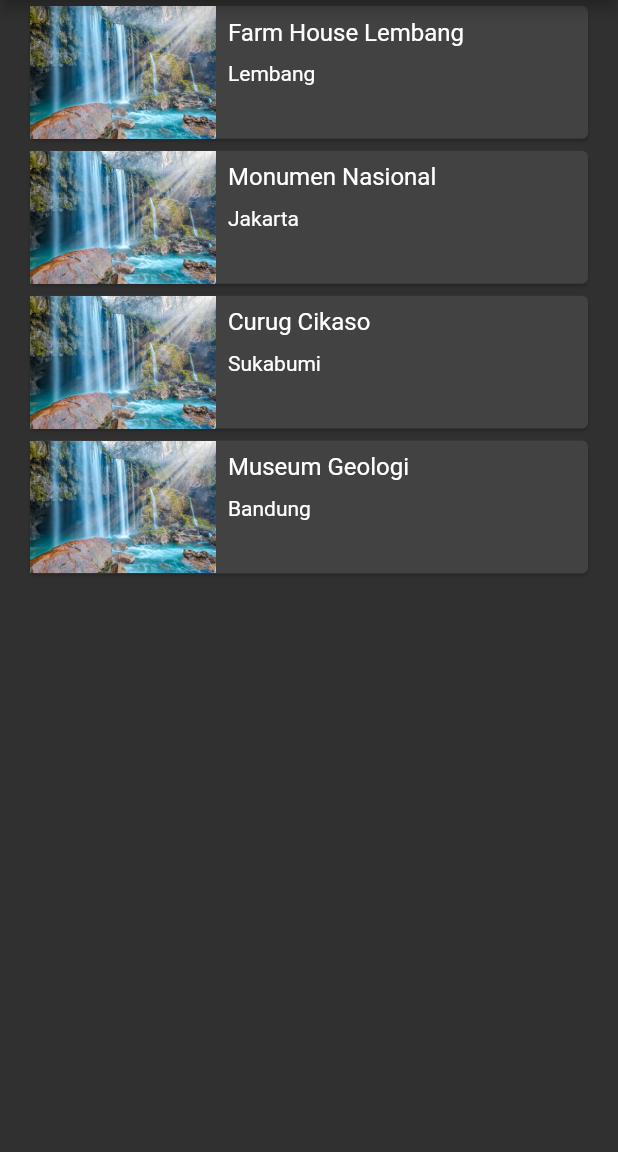
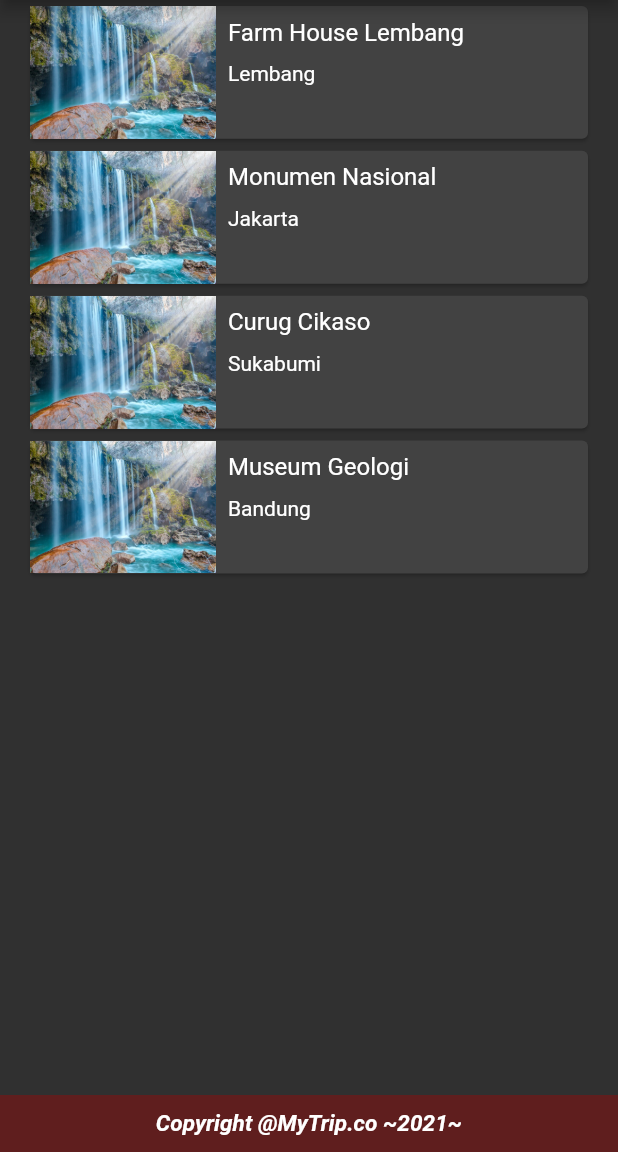
Before and after one commit to primayoriko/tour-place-app, a Flutter app: the CollectionView screen opened by its route, on a phone screen of 412 x 824 dp, the part 84-1236 px from its top. Run offline on Flutter 3.47's test engine with Material 2 defaults, Android fonts, the phone set to English and light mode, and no system bars; our stand-ins replace flutter_rating_bar.

```diff
--- /dev/null
+++ b/lib/data.dart
@@ -0,0 +1,72 @@
+import 'package:tour_place_app/models/place.dart';
+
+var tourismPlaceList = [
+  Place(
+    name: 'Farm House Lembang',
+    location: 'Lembang',
+    description:
+    'Berada di jalur utama Bandung-Lembang, Farm House menjadi objek wisata yang tidak pernah sepi pengunjung. Selain karena letaknya strategis, kawasan ini juga menghadirkan nuansa wisata khas Eropa. Semua itu diterapkan dalam bentuk spot swafoto Instagramable.',
+    openDays: 'Open Everyday',
+    openTime: '09:00 - 20:00',
+    ticketPrice: 'Rp 25000',
+    imageAsset: 'assets/images/waterfall.jpeg',
+    imageUrls: [
+      'https://media-cdn.tripadvisor.com/media/photo-s/0d/7c/59/70/farmhouse-lembang.jpg',
+      'https://media-cdn.tripadvisor.com/media/photo-w/13/f0/22/f6/photo3jpg.jpg',
+      'https://media-cdn.tripadvisor.com/media/photo-m/1280/16/a9/33/43/liburan-di-farmhouse.jpg'
+    ],
+    isFavourite: true,
+    rating: 4,
+  ),
+  Place(
+    name: 'Monumen Nasional',
+    location: 'Jakarta',
+    description:
+    'Berada di jalur utama Bandung-Lembang, Farm House menjadi objek wisata yang tidak pernah sepi pengunjung. Selain karena letaknya strategis, kawasan ini juga menghadirkan nuansa wisata khas Eropa. Semua itu diterapkan dalam bentuk spot swafoto Instagramable.',
+    openDays: 'Open Everyday',
+    openTime: '09:00 - 20:00',
+    ticketPrice: 'Rp 25000',
+    imageAsset: 'assets/images/waterfall.jpeg',
+    imageUrls: [
+      'https://media-cdn.tripadvisor.com/media/photo-s/0d/7c/59/70/farmhouse-lembang.jpg',
+      'https://media-cdn.tripadvisor.com/media/photo-w/13/f0/22/f6/photo3jpg.jpg',
+      'https://media-cdn.tripadvisor.com/media/photo-m/1280/16/a9/33/43/liburan-di-farmhouse.jpg'
+    ],
+    isFavourite: true,
+    rating: 5,
+  ),
+  Place(
+    name: 'Curug Cikaso',
+    location: 'Sukabumi',
+    description:
+    'Berada di jalur utama Bandung-Lembang, Farm House menjadi objek wisata yang tidak pernah sepi pengunjung. Selain karena letaknya strategis, kawasan ini juga menghadirkan nuansa wisata khas Eropa. Semua itu diterapkan dalam bentuk spot swafoto Instagramable.',
+    openDays: 'Open Everyday',
+    openTime: '09:00 - 20:00',
+    ticketPrice: 'Rp 25000',
+    imageAsset: 'assets/images/waterfall.jpeg',
+    imageUrls: [
+      'https://media-cdn.tripadvisor.com/media/photo-s/0d/7c/59/70/farmhouse-lembang.jpg',
+      'https://media-cdn.tripadvisor.com/media/photo-w/13/f0/22/f6/photo3jpg.jpg',
+      'https://media-cdn.tripadvisor.com/media/photo-m/1280/16/a9/33/43/liburan-di-farmhouse.jpg'
+    ],
+    isFavourite: false,
+    rating: 3,
+  ),
+  Place(
+    name: 'Museum Geologi',
+    location: 'Bandung',
+    description:
+    'Berada di jalur utama Bandung-Lembang, Farm House menjadi objek wisata yang tidak pernah sepi pengunjung. Selain karena letaknya strategis, kawasan ini juga menghadirkan nuansa wisata khas Eropa. Semua itu diterapkan dalam bentuk spot swafoto Instagramable.',
+    openDays: 'Open Everyday',
+    openTime: '09:00 - 20:00',
+    ticketPrice: 'Rp 25000',
+    imageAsset: 'assets/images/waterfall.jpeg',
+    imageUrls: [
+      'https://media-cdn.tripadvisor.com/media/photo-s/0d/7c/59/70/farmhouse-lembang.jpg',
+      'https://media-cdn.tripadvisor.com/media/photo-w/13/f0/22/f6/photo3jpg.jpg',
+      'https://media-cdn.tripadvisor.com/media/photo-m/1280/16/a9/33/43/liburan-di-farmhouse.jpg'
+    ],
+    isFavourite: true,
+    rating: 3,
+  ),
+];
--- a/lib/views/collection_view.dart
+++ b/lib/views/collection_view.dart
@@ -3,6 +3,7 @@ import 'package:tour_place_app/components/search.dart';
 import 'package:tour_place_app/views/details_view.dart';
 import 'package:tour_place_app/models/place.dart';
 import 'package:tour_place_app/constants.dart';
+import 'package:tour_place_app/data.dart';
 
 class CollectionView extends StatefulWidget {
   final List<Place> placeList = tourismPlaceList;
@@ -27,6 +28,18 @@ class _CollectionViewState extends State<CollectionView> {
             },
           )
         ],
+      ),
+      bottomNavigationBar: Container(
+        padding: EdgeInsets.symmetric(vertical: 10),
+        decoration: BoxDecoration(
+          // border: Border.symmetric(horizontal: BorderSide(width: 4, color: Color.fromRGBO(140, 50, 50, 0.5))),
+          color: Color.fromRGBO(95, 30, 30, 1),
+        ),
+        child: Text(
+          "Copyright @MyTrip.co ~2021~",
+          textAlign: TextAlign.center,
+          style: TextStyle(fontSize: 15, fontWeight: FontWeight.bold, fontStyle: FontStyle.italic),
+        ),
       ),
       body: ListView(
         children: widget.placeList.map((place) {
@@ -83,75 +96,3 @@ class _CollectionViewState extends State<CollectionView> {
     );
   }
 }
-
-
-var tourismPlaceList = [
-  Place(
-    name: 'Farm House Lembang',
-    location: 'Lembang',
-    description:
-        'Berada di jalur utama Bandung-Lembang, Farm House menjadi objek wisata yang tidak pernah sepi pengunjung. Selain karena letaknya strategis, kawasan ini juga menghadirkan nuansa wisata khas Eropa. Semua itu diterapkan dalam bentuk spot swafoto Instagramable.',
-    openDays: 'Open Everyday',
-    openTime: '09:00 - 20:00',
-    ticketPrice: 'Rp 25000',
-    imageAsset: 'assets/images/waterfall.jpeg',
-    imageUrls: [
-      'https://media-cdn.tripadvisor.com/media/photo-s/0d/7c/59/70/farmhouse-lembang.jpg',
-      'https://media-cdn.tripadvisor.com/media/photo-w/13/f0/22/f6/photo3jpg.jpg',
-      'https://media-cdn.tripadvisor.com/media/photo-m/1280/16/a9/33/43/liburan-di-farmhouse.jpg'
-    ],
-    isFavourite: true,
-    rating: 4,
-  ),
-  Place(
-    name: 'Monumen Nasional',
-    location: 'Jakarta',
-    description:
-        'Berada di jalur utama Bandung-Lembang, Farm House menjadi objek wisata yang tidak pernah sepi pengunjung. Selain karena letaknya strategis, kawasan ini juga menghadirkan nuansa wisata khas Eropa. Semua itu diterapkan dalam bentuk spot swafoto Instagramable.',
-    openDays: 'Open Everyday',
-    openTime: '09:00 - 20:00',
-    ticketPrice: 'Rp 25000',
-    imageAsset: 'assets/images/waterfall.jpeg',
-    imageUrls: [
-      'https://media-cdn.tripadvisor.com/media/photo-s/0d/7c/59/70/farmhouse-lembang.jpg',
-      'https://media-cdn.tripadvisor.com/media/photo-w/13/f0/22/f6/photo3jpg.jpg',
-      'https://media-cdn.tripadvisor.com/media/photo-m/1280/16/a9/33/43/liburan-di-farmhouse.jpg'
-    ],
-    isFavourite: true,
-    rating: 5,
-  ),
-  Place(
-    name: 'Curug Cikaso',
-    location: 'Sukabumi',
-    description:
-        'Berada di jalur utama Bandung-Lembang, Farm House menjadi objek wisata yang tidak pernah sepi pengunjung. Selain karena letaknya strategis, kawasan ini juga menghadirkan nuansa wisata khas Eropa. Semua itu diterapkan dalam bentuk spot swafoto Instagramable.',
-    openDays: 'Open Everyday',
-    openTime: '09:00 - 20:00',
-    ticketPrice: 'Rp 25000',
-    imageAsset: 'assets/images/waterfall.jpeg',
-    imageUrls: [
-      'https://media-cdn.tripadvisor.com/media/photo-s/0d/7c/59/70/farmhouse-lembang.jpg',
-      'https://media-cdn.tripadvisor.com/media/photo-w/13/f0/22/f6/photo3jpg.jpg',
-      'https://media-cdn.tripadvisor.com/media/photo-m/1280/16/a9/33/43/liburan-di-farmhouse.jpg'
-    ],
-    isFavourite: false,
-    rating: 3,
-  ),
-  Place(
-    name: 'Museum Geologi',
-    location: 'Bandung',
-    description:
-        'Berada di jalur utama Bandung-Lembang, Farm House menjadi objek wisata yang tidak pernah sepi pengunjung. Selain karena letaknya strategis, kawasan ini juga menghadirkan nuansa wisata khas Eropa. Semua itu diterapkan dalam bentuk spot swafoto Instagramable.',
-    openDays: 'Open Everyday',
-    openTime: '09:00 - 20:00',
-    ticketPrice: 'Rp 25000',
-    imageAsset: 'assets/images/waterfall.jpeg',
-    imageUrls: [
-      'https://media-cdn.tripadvisor.com/media/photo-s/0d/7c/59/70/farmhouse-lembang.jpg',
-      'https://media-cdn.tripadvisor.com/media/photo-w/13/f0/22/f6/photo3jpg.jpg',
-      'https://media-cdn.tripadvisor.com/media/photo-m/1280/16/a9/33/43/liburan-di-farmhouse.jpg'
-    ],
-    isFavourite: true,
-    rating: 3,
-  ),
-];
```
Also changed, not shown: lib/views/home_view.dart (+42 -1 lines).
